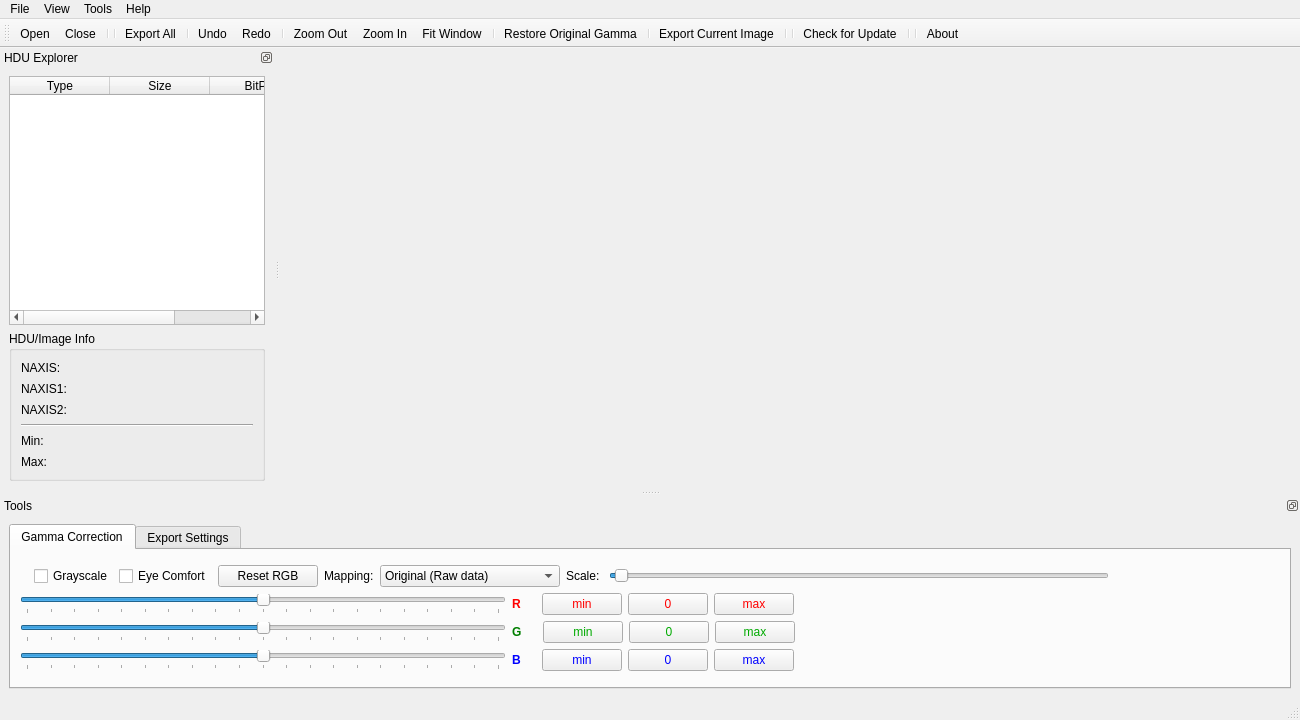
Old version of the form mainwindow.ui in the repository surhh/nfitsview.
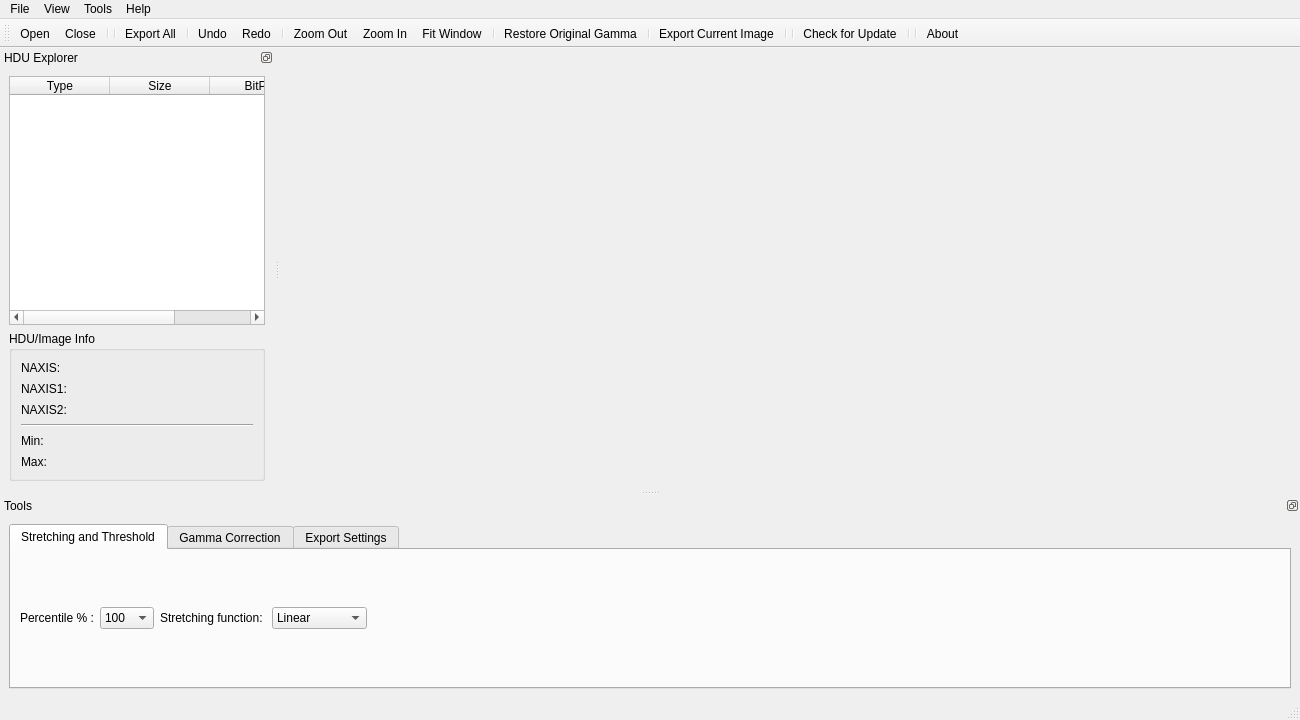
New version of the form. Icons and pictures are not drawn. Custom widgets are drawn as their Qt base class.

Commit message: Major changes: starting to add histogram, percentile and stretching

Patch:
```diff
--- a/mainwindow.ui
+++ b/mainwindow.ui
@@ -10,9 +10,15 @@
     <height>720</height>
    </rect>
   </property>
+  <property name="sizePolicy">
+   <sizepolicy hsizetype="Fixed" vsizetype="Fixed">
+    <horstretch>0</horstretch>
+    <verstretch>0</verstretch>
+   </sizepolicy>
+  </property>
   <property name="minimumSize">
    <size>
-    <width>1200</width>
+    <width>1300</width>
     <height>600</height>
    </size>
   </property>
@@ -306,6 +312,174 @@
        <property name="currentIndex">
         <number>0</number>
        </property>
+       <widget class="QWidget" name="StretchingTab">
+        <attribute name="title">
+         <string>Stretching and Threshold</string>
+        </attribute>
+        <layout class="QGridLayout" name="gridLayout_7">
+         <item row="0" column="0">
+          <layout class="QHBoxLayout" name="horizontalLayoutStretching">
+           <item>
+            <layout class="QHBoxLayout" name="horizontalLayoutStretching_1">
+             <property name="sizeConstraint">
+              <enum>QLayout::SetDefaultConstraint</enum>
+             </property>
+             <item>
+              <layout class="QVBoxLayout" name="verticalLayoutStretching_1_2">
+               <item>
+                <layout class="QHBoxLayout" name="horizontalLayoutStretching_1_1">
+                 <item>
+                  <widget class="QLabel" name="labelPercentile">
+                   <property name="sizePolicy">
+                    <sizepolicy hsizetype="Fixed" vsizetype="Fixed">
+                     <horstretch>0</horstretch>
+                     <verstretch>0</verstretch>
+                    </sizepolicy>
+                   </property>
+                   <property name="text">
+                    <string>&lt;html&gt;&lt;head/&gt;&lt;body&gt;&lt;p&gt;Percentile % :&lt;/p&gt;&lt;/body&gt;&lt;/html&gt;</string>
+                   </property>
+                  </widget>
+                 </item>
+                 <item>
+                  <widget class="QComboBox" name="comboBoxPercentile">
+                   <property name="sizePolicy">
+                    <sizepolicy hsizetype="Fixed" vsizetype="Fixed">
+                     <horstretch>0</horstretch>
+                     <verstretch>0</verstretch>
+                    </sizepolicy>
+                   </property>
+                   <item>
+                    <property name="text">
+                     <string>100</string>
+                    </property>
+                   </item>
+                   <item>
+                    <property name="text">
+                     <string>99.9</string>
+                    </property>
+                   </item>
+                   <item>
+                    <property name="text">
+                     <string>99.5</string>
+                    </property>
+                   </item>
+                   <item>
+                    <property name="text">
+                     <string>99</string>
+                    </property>
+                   </item>
+                   <item>
+                    <property name="text">
+                     <string>98</string>
+                    </property>
+                   </item>
+                   <item>
+                    <property name="text">
+                     <string>97</string>
+                    </property>
+                   </item>
+                   <item>
+                    <property name="text">
+                     <string>96</string>
+                    </property>
+                   </item>
+                   <item>
+                    <property name="text">
+                     <string>95</string>
+                    </property>
+                   </item>
+                   <item>
+                    <property name="text">
+                     <string>94</string>
+                    </property>
+                   </item>
+                   <item>
+                    <property name="text">
+                     <string>93</string>
+                    </property>
+                   </item>
+                   <item>
+                    <property name="text">
+                     <string>92</string>
+                    </property>
+                   </item>
+                   <item>
+                    <property name="text">
+                     <string>91</string>
+                    </property>
+                   </item>
+                   <item>
+                    <property name="text">
+                     <string>90</string>
+                    </property>
+                   </item>
+                  </widget>
+                 </item>
+                 <item>
+                  <widget class="QLabel" name="labelStretching">
+                   <property name="text">
+                    <string>&lt;html&gt;&lt;head/&gt;&lt;body&gt;&lt;p&gt;Stretching function: &lt;/p&gt;&lt;/body&gt;&lt;/html&gt;</string>
+                   </property>
+                  </widget>
+                 </item>
+                 <item>
+                  <widget class="QComboBox" name="comboBoxStretching">
+                   <item>
+                    <property name="text">
+                     <string>Linear</string>
+                    </property>
+                   </item>
+                   <item>
+                    <property name="text">
+                     <string>Logarithmic</string>
+                    </property>
+                   </item>
+                   <item>
+                    <property name="text">
+                     <string>Square root</string>
+                    </property>
+                   </item>
+                   <item>
+                    <property name="text">
+                     <string>ArcSinH</string>
+                    </property>
+                   </item>
+                  </widget>
+                 </item>
+                 <item>
+                  <spacer name="horizontalSpacer_4">
+                   <property name="orientation">
+                    <enum>Qt::Horizontal</enum>
+                   </property>
+                   <property name="sizeType">
+                    <enum>QSizePolicy::Expanding</enum>
+                   </property>
+                   <property name="sizeHint" stdset="0">
+                    <size>
+                     <width>40</width>
+                     <height>20</height>
+                    </size>
+                   </property>
+                  </spacer>
+                 </item>
+                </layout>
+               </item>
+              </layout>
+             </item>
+            </layout>
+           </item>
+           <item>
+            <layout class="QHBoxLayout" name="horizontalLayoutStretching_2">
+             <item>
+              <layout class="QVBoxLayout" name="verticalLayoutStretching_2_2"/>
+             </item>
+            </layout>
+           </item>
+          </layout>
+         </item>
+        </layout>
+       </widget>
        <widget class="QWidget" name="ToolsTabGammaCorrection">
         <attribute name="title">
          <string>Gamma Correction</string>
```
Left out of the diff: 2 changed lines with no effect on the pictures. The commit also changes 13 other files.
